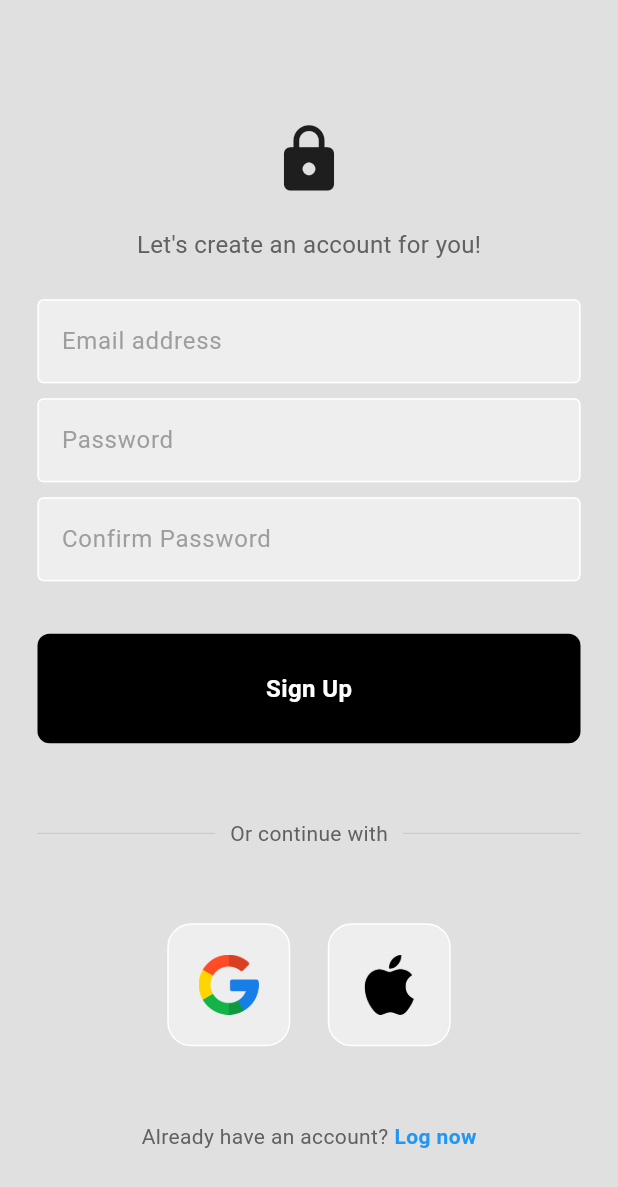
After one commit to abhinav086/ModernLoginUI-main, a Flutter app: the screen it shows after launch, after a tap on "Register now", on a phone screen of 412 x 824 dp. The commit adds this screen. Shown: the top 1187 px of the screen. Run offline on Flutter 3.47's test engine with Material 3 defaults, Android fonts, the phone set to English and light mode, and no system bars; our stand-ins replace firebase_auth, firebase_core; accounts and stored records are empty; network calls fail.

Commit message:
login and up

```diff
--- a/lib/components/my_button.dart
+++ b/lib/components/my_button.dart
@@ -2,8 +2,13 @@ import 'package:flutter/material.dart';
 
 class MyButton extends StatelessWidget {
   final Function()? onTap;
+  final String  text;
 
-  const MyButton({super.key, required this.onTap});
+  const MyButton({
+    super.key,
+    required this.onTap,
+    required this.text,
+  });
 
   @override
   Widget build(BuildContext context) {
@@ -16,10 +21,10 @@ class MyButton extends StatelessWidget {
           color: Colors.black,
           borderRadius: BorderRadius.circular(8),
         ),
-        child: const Center(
+        child: Center(
           child: Text(
-            "Sign In",
-            style: TextStyle(
+            text,
+            style: const TextStyle(
               color: Colors.white,
               fontWeight: FontWeight.bold,
               fontSize: 16,
--- a/lib/pages/auth_page.dart
+++ b/lib/pages/auth_page.dart
@@ -2,6 +2,8 @@ import 'package:firebase_auth/firebase_auth.dart';
 import 'package:flutter/material.dart';
 import 'package:modernlogintute/pages/Home_Page.dart';
 import 'package:modernlogintute/pages/login_page.dart';
+
+import 'login_or_register_page.dart';
 
 class AuthPage extends StatelessWidget {
   const AuthPage({super.key});
@@ -18,7 +20,7 @@ class AuthPage extends StatelessWidget {
           }
           //user is not logged in
           else {
-            return LoginPage();
+            return LoginOrRegisterPage();
           }
         },
       ),
--- /dev/null
+++ b/lib/pages/login_or_register_page.dart
@@ -0,0 +1,35 @@
+import 'package:flutter/material.dart';
+import 'package:modernlogintute/pages/login_page.dart';
+import 'package:modernlogintute/pages/register_page.dart';
+
+    class LoginOrRegisterPage extends StatefulWidget {
+      const LoginOrRegisterPage({super.key});
+
+      @override
+      State<LoginOrRegisterPage> createState() => _LoginOrRegisterPageState();
+    }
+
+    class _LoginOrRegisterPageState extends State<LoginOrRegisterPage> {
+      // initially show login page
+      bool showLoginPage = true;
+
+      //toggle between login and register pages
+      void togglePages(){
+        setState(() {
+          showLoginPage = !showLoginPage;
+        });
+      }
+
+      @override
+      Widget build(BuildContext context) {
+       if  (showLoginPage){
+         return LoginPage(
+             onTap: togglePages,
+         );
+       }else{
+         return RegisterPage(
+           onTap: togglePages,
+         );
+       }
+      }
+    }
--- a/lib/pages/login_page.dart
+++ b/lib/pages/login_page.dart
@@ -52,12 +52,12 @@ class _LoginPageState extends State<LoginPage> {
       builder: (context) {
       return AlertDialog(
         backgroundColor: Colors.deepPurpleAccent,
-      title: center(
-       child:Text(
+        title:Center(
+         child:Text(
           message,
       style: const TextStyle(color: Colors.white),
          ),
-         ),
+         ),//center
         );
      },
     );
@@ -130,6 +130,7 @@ class _LoginPageState extends State<LoginPage> {
 
               // sign in button
               MyButton(
+                text: "Sign In",
                 onTap: signUserIn,
               ),
 
@@ -166,9 +167,9 @@ class _LoginPageState extends State<LoginPage> {
               const SizedBox(height: 50),
 
               // google + apple sign in buttons
-              Row(
+              const Row(
                 mainAxisAlignment: MainAxisAlignment.center,
-                children: const [
+                children: [
                   // google button
                   SquareTile(imagePath: 'lib/images/google.png'),
 
--- /dev/null
+++ b/lib/pages/register_page.dart
@@ -0,0 +1,219 @@
+import 'package:firebase_auth/firebase_auth.dart';
+import 'package:flutter/material.dart';
+import 'package:modernlogintute/components/my_button.dart';
+import 'package:modernlogintute/components/my_textfield.dart';
+import 'package:modernlogintute/components/square_tile.dart';
+
+class RegisterPage extends StatefulWidget {
+  final Function()? onTap;
+  const RegisterPage({super.key, required this.onTap});
+
+  @override
+  State<RegisterPage> createState() => _RegisterPageState();
+}
+
+class _RegisterPageState extends State<RegisterPage> {
+  // text editing controllers
+  final emailController = TextEditingController();
+  final passwordController = TextEditingController();
+  final confirmPasswordController = TextEditingController();
+
+
+  // sign user UP method
+  void signUserUp() async {
+    //show loading circle
+    showDialog(
+      context: context,
+      builder: (context) {
+        return const Center(
+          child: CircularProgressIndicator(),
+        );
+      },
+    );
+    //try creating the user
+    try {
+      //check if the password is confirmed
+      if(passwordController.text == confirmPasswordController.text) {
+        await FirebaseAuth.instance.createUserWithEmailAndPassword(
+          email: emailController.text,
+          password: passwordController.text,
+        );
+      }else{
+      //show the error message , passwords don't match
+        showErrorMessage("Password don't match!");
+
+      }
+
+      // pop the loading circle
+      Navigator.pop(context);
+    } on FirebaseAuthException catch (e) {
+      // pop the loading circle
+      Navigator.pop(context);
+      //show the error message
+      showErrorMessage(e.code);
+    }
+  }
+
+
+//error message pop up
+  void showErrorMessage(String message) {
+    showDialog(
+      context: context,
+      builder: (context) {
+        return AlertDialog(
+          backgroundColor: Colors.deepPurpleAccent,
+          title:Center(
+            child:Text(
+              message,
+              style: const TextStyle(color: Colors.white),
+            ),
+          ),//center
+        );
+      },
+    );
+  }
+
+  @override
+  Widget build(BuildContext context) {
+    return Scaffold(
+      backgroundColor: Colors.grey[300],
+      body: SafeArea(
+        child: Center(
+          child: SingleChildScrollView(
+            child: Column(
+              mainAxisAlignment: MainAxisAlignment.center,
+              children: [
+                const SizedBox(height: 25),
+
+                // logo
+                const Icon(
+                  Icons.lock,
+                  size: 50,
+                ),
+
+                const SizedBox(height: 20),
+
+                // Let's create an account for you!
+                Text(
+                  'Let\'s create an account for you!',
+                  style: TextStyle(
+                    color: Colors.grey[700],
+                    fontSize: 16,
+                  ),
+                ),
+
+                const SizedBox(height: 25),
+
+                // username textfield
+                MyTextField(
+                  controller: emailController,
+                  hintText: 'Email address',
+                  obscureText: false,
+                ),
+
+                const SizedBox(height: 10),
+
+                // password textfield
+                MyTextField(
+                  controller: passwordController,
+                  hintText: 'Password',
+                  obscureText: true,
+                ),
+
+                const SizedBox(height: 10),
+
+                // confirm password textfield
+                MyTextField(
+                  controller: confirmPasswordController,
+                  hintText: 'Confirm Password',
+                  obscureText: true,
+                ),
+
+                const SizedBox(height: 10),
+
+                const SizedBox(height: 25),
+
+                // sign up button
+                MyButton(
+                  text: "Sign Up",
+                  onTap: signUserUp,
+                ),
+
+                const SizedBox(height: 50),
+
+                // or continue with
+                Padding(
+                  padding: const EdgeInsets.symmetric(horizontal: 25.0),
+                  child: Row(
+                    children: [
+                      Expanded(
+                        child: Divider(
+                          thickness: 0.5,
+                          color: Colors.grey[400],
+                        ),
+                      ),
+                      Padding(
+                        padding: const EdgeInsets.symmetric(horizontal: 10.0),
+                        child: Text(
+                          'Or continue with',
+                          style: TextStyle(color: Colors.grey[700]),
+                        ),
+                      ),
+                      Expanded(
+                        child: Divider(
+                          thickness: 0.5,
+                          color: Colors.grey[400],
+                        ),
+                      ),
+                    ],
+                  ),
+                ),
+
+                const SizedBox(height: 50),
+
+                // google + apple sign in buttons
+                const Row(
+                  mainAxisAlignment: MainAxisAlignment.center,
+                  children: [
+                    // google button
+                    SquareTile(imagePath: 'lib/images/google.png'),
+
+                    SizedBox(width: 25),
+
+                    // apple button
+                    SquareTile(imagePath: 'lib/images/apple.png')
+                  ],
+                ),
+
+                const SizedBox(height: 50),
+
+                // not a member? register now
+                Row(
+                  mainAxisAlignment: MainAxisAlignment.center,
+                  children: [
+                    Text(
+                      'Already have an account?',
+                      style: TextStyle(color: Colors.grey[700]),
+                    ),
+                    const SizedBox(width: 4),
+                    GestureDetector(
+                      onTap:  widget.onTap,
+                      child: const Text(
+                        'Log now',
+                        style: TextStyle(
+                          color: Colors.blue,
+                          fontWeight: FontWeight.bold,
+
+                        ),
+                      ),
+                    ),
+                  ],
+                )
+              ],
+            ),
+          ),
+        ),
+      ),
+    );
+  }
+}
```
